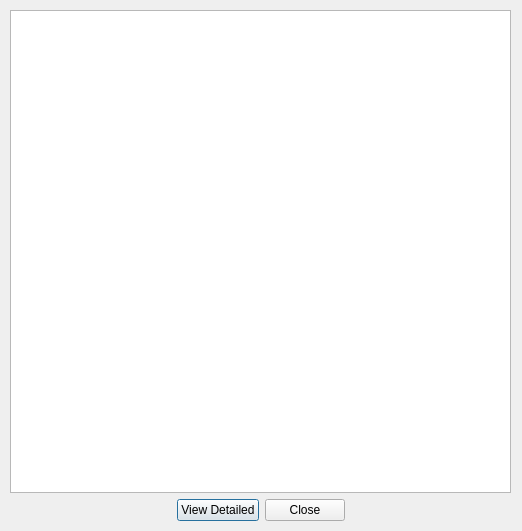
Old version of the form interface/listview.ui in the repository ArclightEntertainment/arclight-placeholder.
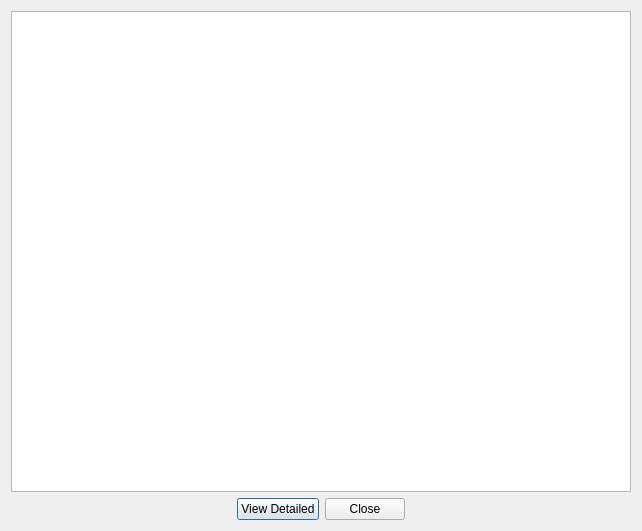
New version of the form.

```diff
--- a/interface/listview.ui
+++ b/interface/listview.ui
@@ -6,25 +6,31 @@
    <rect>
     <x>0</x>
     <y>0</y>
-    <width>522</width>
+    <width>642</width>
     <height>531</height>
    </rect>
   </property>
   <property name="windowTitle">
    <string>Animal List</string>
   </property>
-  <widget class="QWidget" name="verticalLayoutWidget">
-   <property name="geometry">
-    <rect>
-     <x>10</x>
-     <y>10</y>
-     <width>501</width>
-     <height>511</height>
-    </rect>
-   </property>
+  <layout class="QGridLayout" name="gridLayout">
+   <item row="0" column="0">
    <layout class="QVBoxLayout" name="verticalLayout">
     <item>
-     <widget class="QTableWidget" name="tableWidget"/>
+      <widget class="QTableWidget" name="tableWidget">
+       <property name="minimumSize">
+        <size>
+         <width>530</width>
+         <height>0</height>
+        </size>
+       </property>
+       <property name="maximumSize">
+        <size>
+         <width>16777215</width>
+         <height>16777215</height>
+        </size>
+       </property>
+      </widget>
     </item>
     <item>
      <layout class="QHBoxLayout" name="horizontalLayout_2">
@@ -71,7 +77,8 @@
      </layout>
     </item>
    </layout>
-  </widget>
+   </item>
+  </layout>
  </widget>
  <resources/>
  <connections/>
```
Lines whose indentation alone changed are shown as unchanged.
